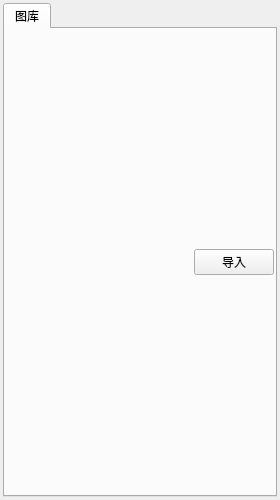
Qt form QStudioSCADA/DrawApplication/DrawApplication/ElementLibraryWidget.ui (VelsonWang/HmiFuncDesigner) before a commit.
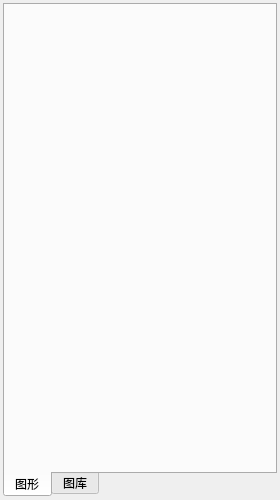
The same form after that commit.

```diff
--- a/QStudioSCADA/DrawApplication/DrawApplication/ElementLibraryWidget.ui
+++ b/QStudioSCADA/DrawApplication/DrawApplication/ElementLibraryWidget.ui
@@ -44,11 +44,33 @@
    <item>
     <widget class="QTabWidget" name="tabWidget">
      <property name="tabPosition">
-      <enum>QTabWidget::North</enum>
+      <enum>QTabWidget::South</enum>
      </property>
      <property name="currentIndex">
       <number>0</number>
      </property>
+     <widget class="QWidget" name="tabElements">
+      <attribute name="title">
+       <string>图形</string>
+      </attribute>
+      <layout class="QVBoxLayout" name="layoutElements">
+       <property name="spacing">
+        <number>1</number>
+       </property>
+       <property name="leftMargin">
+        <number>1</number>
+       </property>
+       <property name="topMargin">
+        <number>1</number>
+       </property>
+       <property name="rightMargin">
+        <number>1</number>
+       </property>
+       <property name="bottomMargin">
+        <number>1</number>
+       </property>
+      </layout>
+     </widget>
      <widget class="QWidget" name="tab_2">
       <attribute name="title">
        <string>图库</string>
```
